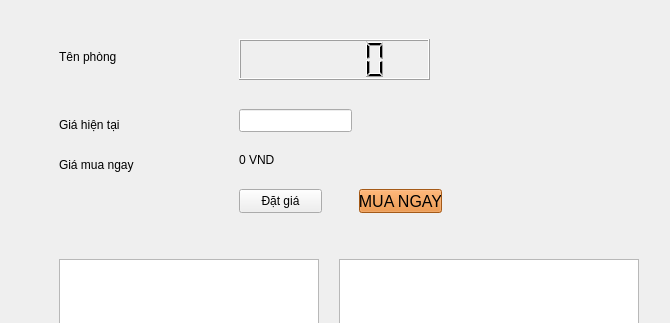
nhatsonle/LAN_BiddingSystem, file AuctionClient/mainwindow.ui: the form before one commit; both pictures show x 0 to 670 and y 0 to 323 of the 900 by 620 pixel window.
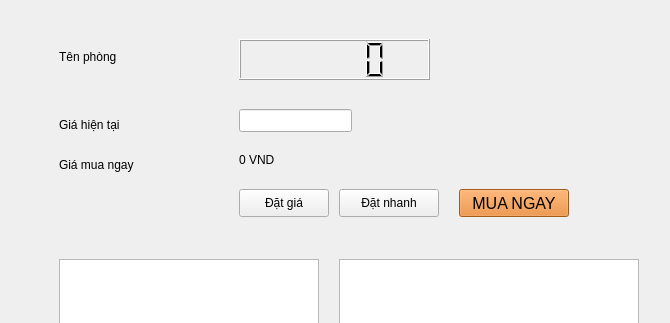
The form after the commit. The open tabs and pages were chosen to show the change.

What changed in the file:
```diff
--- a/AuctionClient/mainwindow.ui
+++ b/AuctionClient/mainwindow.ui
@@ -285,7 +285,7 @@
          <rect>
           <x>50</x>
           <y>100</y>
-          <width>101</width>
+          <width>180</width>
           <height>31</height>
          </rect>
         </property>
@@ -318,14 +318,27 @@
          <rect>
           <x>230</x>
           <y>180</y>
-          <width>83</width>
-          <height>24</height>
+          <width>90</width>
+          <height>28</height>
          </rect>
         </property>
         <property name="text">
          <string>Đặt giá</string>
         </property>
        </widget>
+       <widget class="QPushButton" name="btnQuickBid">
+        <property name="geometry">
+         <rect>
+          <x>330</x>
+          <y>180</y>
+          <width>100</width>
+          <height>28</height>
+         </rect>
+        </property>
+        <property name="text">
+         <string>Đặt nhanh</string>
+        </property>
+       </widget>
        <widget class="QPushButton" name="btnLeave">
         <property name="geometry">
          <rect>
@@ -348,10 +361,10 @@
        <widget class="QPushButton" name="btnBuyNow">
         <property name="geometry">
          <rect>
-          <x>350</x>
+          <x>450</x>
           <y>180</y>
-          <width>83</width>
-          <height>24</height>
+          <width>110</width>
+          <height>28</height>
          </rect>
         </property>
         <property name="styleSheet">
@@ -370,7 +383,7 @@
          <rect>
           <x>230</x>
           <y>140</y>
-          <width>111</width>
+          <width>180</width>
           <height>21</height>
          </rect>
         </property>
```
